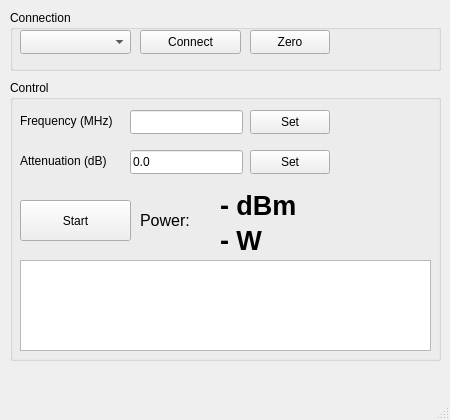
The window that mainwindow.ui (D1st3f/Anritsu-PSN50) describes before a commit, drawn with Qt 5.
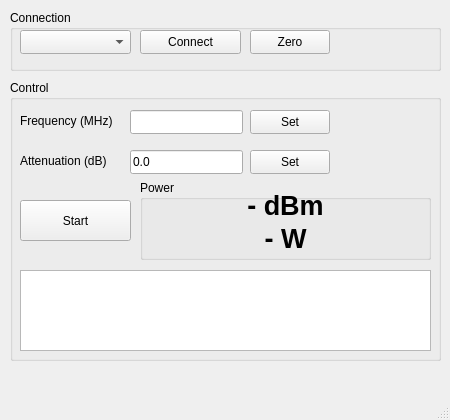
The same window after the commit.

Commit message: Fixed bugs with commands, changed UI

Diff of the .ui file:
```diff
--- a/mainwindow.ui
+++ b/mainwindow.ui
@@ -150,69 +150,13 @@
       <string>Start</string>
      </property>
     </widget>
-    <widget class="QLabel" name="labelPowerResult">
-     <property name="geometry">
-      <rect>
-       <x>130</x>
-       <y>130</y>
-       <width>111</width>
-       <height>21</height>
-      </rect>
-     </property>
-     <property name="font">
-      <font>
-       <pointsize>12</pointsize>
-      </font>
-     </property>
-     <property name="text">
-      <string>Power:</string>
-     </property>
-    </widget>
-    <widget class="QLabel" name="labelPowerValue">
-     <property name="geometry">
-      <rect>
-       <x>210</x>
-       <y>110</y>
-       <width>201</width>
-       <height>31</height>
-      </rect>
-     </property>
-     <property name="font">
-      <font>
-       <pointsize>20</pointsize>
-       <bold>true</bold>
-      </font>
-     </property>
-     <property name="text">
-      <string>- dBm</string>
-     </property>
-    </widget>
-    <widget class="QLabel" name="labelWattValue">
-     <property name="geometry">
-      <rect>
-       <x>210</x>
-       <y>145</y>
-       <width>201</width>
-       <height>31</height>
-      </rect>
-     </property>
-     <property name="font">
-      <font>
-       <pointsize>20</pointsize>
-       <bold>true</bold>
-      </font>
-     </property>
-     <property name="text">
-      <string>- W</string>
-     </property>
-    </widget>
     <widget class="QTextBrowser" name="textBrowserLog">
      <property name="geometry">
       <rect>
        <x>10</x>
-       <y>180</y>
+       <y>190</y>
        <width>411</width>
-       <height>91</height>
+       <height>81</height>
       </rect>
      </property>
     </widget>
@@ -229,6 +173,69 @@
       <string>Set</string>
      </property>
     </widget>
+    <widget class="QGroupBox" name="groupBox">
+     <property name="geometry">
+      <rect>
+       <x>130</x>
+       <y>100</y>
+       <width>291</width>
+       <height>80</height>
+      </rect>
+     </property>
+     <property name="title">
+      <string>Power</string>
+     </property>
+     <widget class="QWidget" name="verticalLayoutWidget">
+      <property name="geometry">
+       <rect>
+        <x>0</x>
+        <y>10</y>
+        <width>291</width>
+        <height>61</height>
+       </rect>
+      </property>
+      <layout class="QVBoxLayout" name="verticalLayout">
+       <property name="topMargin">
+        <number>2</number>
+       </property>
+       <item>
+        <widget class="QLabel" name="labelPowerValue">
+         <property name="font">
+          <font>
+           <pointsize>20</pointsize>
+           <bold>true</bold>
+          </font>
+         </property>
+         <property name="layoutDirection">
+          <enum>Qt::LayoutDirection::LeftToRight</enum>
+         </property>
+         <property name="text">
+          <string>- dBm</string>
+         </property>
+         <property name="alignment">
+          <set>Qt::AlignmentFlag::AlignCenter</set>
+         </property>
+        </widget>
+       </item>
+       <item>
+        <widget class="QLabel" name="labelWattValue">
+         <property name="font">
+          <font>
+           <pointsize>20</pointsize>
+           <bold>true</bold>
+          </font>
+         </property>
+         <property name="text">
+          <string>- W</string>
+         </property>
+         <property name="alignment">
+          <set>Qt::AlignmentFlag::AlignCenter</set>
+         </property>
+        </widget>
+       </item>
+      </layout>
+     </widget>
+    </widget>
    </widget>
   </widget>
   <widget class="QMenuBar" name="menubar">
```
The commit also changes 2 other files.
